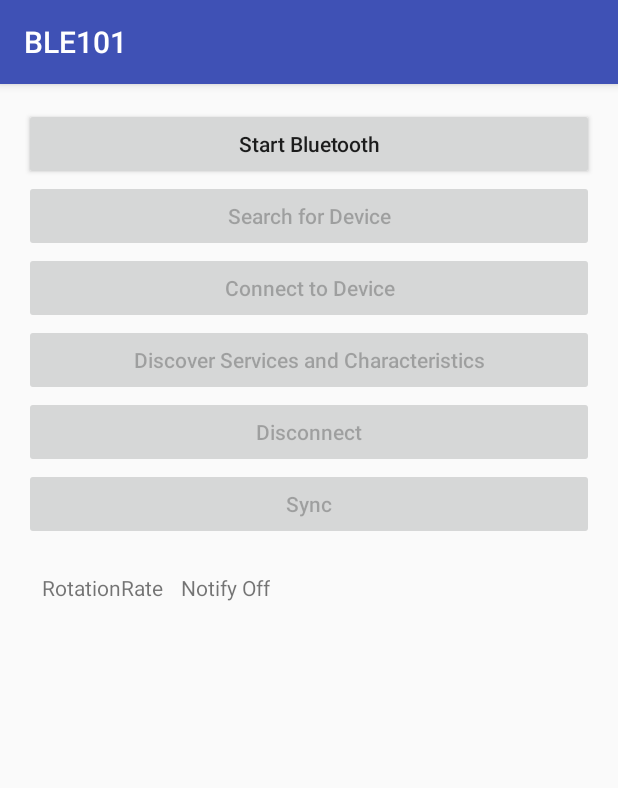
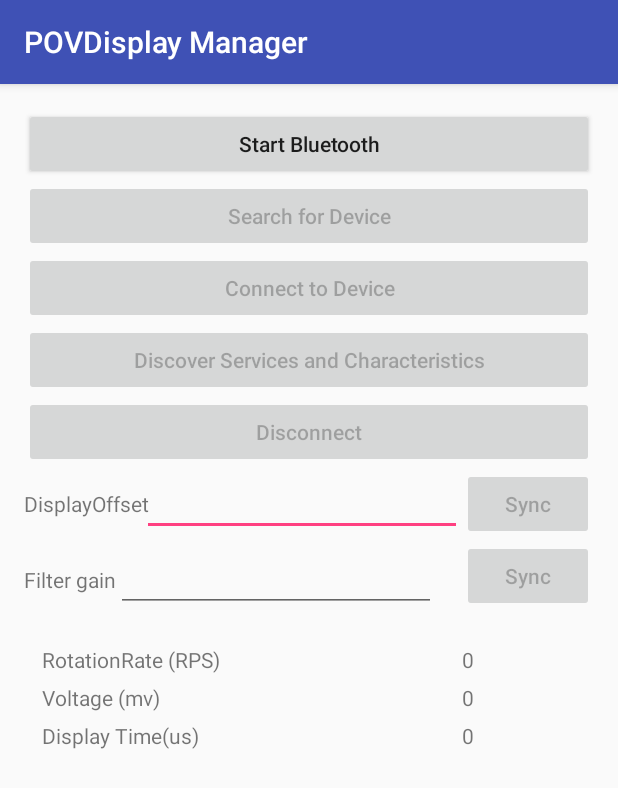
Before and after one commit to nlbutts/POVDisplay, an Android app: the screen it shows after launch (MainActivity), on a phone screen of 412 x 824 dp. Shown: the top 788 px of the screen. Run offline under Robolectric (Android 15) with nearby library versions, the phone set to English and light mode, and no system bars.

Commit message:
Updated the app to read write everything from the display. Just need to get notifications working.

```diff
--- a/BLE101/app/src/main/java/com/cypress/academy/ble101/MainActivity.java
+++ b/BLE101/app/src/main/java/com/cypress/academy/ble101/MainActivity.java
@@ -53,8 +53,7 @@ import android.os.Bundle;
 import android.util.Log;
 import android.view.View;
 import android.widget.Button;
-import android.widget.CompoundButton;
-import android.widget.Switch;
+import android.widget.EditText;
 import android.widget.TextView;
 
 public class MainActivity extends AppCompatActivity {
@@ -63,14 +62,19 @@ public class MainActivity extends AppCompatActivity {
     private final static String TAG = MainActivity.class.getSimpleName();
 
     // Variables to access objects from the layout such as buttons, switches, values
-    private static TextView mRotationValue;
     private static Button start_button;
     private static Button search_button;
     private static Button connect_button;
     private static Button discover_button;
     private static Button disconnect_button;
-    private static Switch led_switch;
-    private static Switch cap_switch;
+    private static Button write_offset_button;
+    private static Button write_filter_gain_button;
+    private static EditText draw_offset_textview;
+    private static EditText filter_gain_textview;
+    private static TextView rotation_textview;
+    private static TextView voltage_textview;
+    private static TextView drawtime_textview;
+
 
     // Variables to manage BLE connection
     private static boolean mConnectState;
@@ -128,18 +132,21 @@ public class MainActivity extends AppCompatActivity {
         super.onCreate(savedInstanceState);
         setContentView(R.layout.activity_main);
 
-        // Set up a variable to point to the CapSense value on the display
-        //mCapsenseValue = (TextView) findViewById(R.id.capsense_value);
-        mRotationValue = (TextView) findViewById(R.id.rotation_value);
-
-        // Set up variables for accessing buttons and slide switches
         start_button = (Button) findViewById(R.id.start_button);
         search_button = (Button) findViewById(R.id.search_button);
         connect_button = (Button) findViewById(R.id.connect_button);
         discover_button = (Button) findViewById(R.id.discoverSvc_button);
         disconnect_button = (Button) findViewById(R.id.disconnect_button);
-        //led_switch = (Switch) findViewById(R.id.led_switch);
-        //cap_switch = (Switch) findViewById(R.id.capsense_switch);
+        write_offset_button = (Button) findViewById(R.id.writeDisplaybutton);
+        write_filter_gain_button = (Button) findViewById(R.id.writeFilterGainButton);
+        draw_offset_textview = (EditText) findViewById(R.id.Display_Offset);
+        filter_gain_textview = (EditText) findViewById(R.id.Filter_gain);
+        draw_offset_textview.setEnabled(true);
+        filter_gain_textview.setEnabled(true);
+
+        rotation_textview = (TextView) findViewById(R.id.RotationValue);
+        voltage_textview = (TextView) findViewById(R.id.VoltageValue);
+        drawtime_textview = (TextView) findViewById(R.id.DisplayTime);
 
         // Initialize service and connection state variable
         mServiceConnected = false;
@@ -332,6 +339,16 @@ public class MainActivity extends AppCompatActivity {
         /* That event broadcasts a message which is picked up by the mGattUpdateReceiver */
     }
 
+    public void writeDisplayOffset(View view) {
+        int offset = Integer.parseInt(draw_offset_textview.getText().toString());
+        mPSoCCapSenseLedService.writeDisplayOffset(offset);
+    }
+
+    public void writeFilterGain(View view) {
+        int filterGain = Integer.parseInt(filter_gain_textview.getText().toString());
+        mPSoCCapSenseLedService.writeFilterGain(filterGain);
+    }
+
     /**
      * Listener for BLE event broadcasts
      */
@@ -363,11 +380,8 @@ public class MainActivity extends AppCompatActivity {
                     disconnect_button.setEnabled(false);
                     discover_button.setEnabled(false);
                     search_button.setEnabled(true);
-                    // Turn off and disable the LED and CapSense switches
-                    led_switch.setChecked(false);
-                    led_switch.setEnabled(false);
-                    cap_switch.setChecked(false);
-                    cap_switch.setEnabled(false);
+                    write_filter_gain_button.setEnabled(true);
+                    write_offset_button.setEnabled(true);
                     mConnectState = false;
                     Log.d(TAG, "Disconnected");
                     break;
@@ -375,15 +389,22 @@ public class MainActivity extends AppCompatActivity {
                     // Disable the discover services button
                     discover_button.setEnabled(false);
                     // Enable the LED and CapSense switches
-                    //led_switch.setEnabled(true);
-                    //cap_switch.setEnabled(true);
+                    write_filter_gain_button.setEnabled(true);
+                    write_offset_button.setEnabled(true);
                      Log.d(TAG, "Services Discovered");
                     break;
                 case PSoCCapSenseLedService.ACTION_DATA_RECEIVED:
                     // This is called after a notify or a read completes
                     // Check LED switch Setting
-                    int rotationRate = mPSoCCapSenseLedService.getRotationRate();
-                    mRotationValue.setText(String.valueOf(rotationRate));
+                    double rotationRate = mPSoCCapSenseLedService.getRotationRate();
+                    rotation_textview.setText(String.valueOf((int)rotationRate));
+
+                    int v = mPSoCCapSenseLedService.getVoltage();
+                    voltage_textview.setText(String.valueOf(v));
+
+                    int drawTime = mPSoCCapSenseLedService.getDrawTime();
+                    drawtime_textview.setText(String.valueOf(drawTime));
+
 /*
                     if(mPSoCCapSenseLedService.getLedSwitchState()){
                         led_switch.setChecked(true);
--- a/BLE101/app/src/main/java/com/cypress/academy/ble101/PSoCCapSenseLedService.java
+++ b/BLE101/app/src/main/java/com/cypress/academy/ble101/PSoCCapSenseLedService.java
@@ -55,7 +55,10 @@ import android.os.Build;
 import android.os.IBinder;
 import android.os.ParcelUuid;
 import android.util.Log;
+
+import java.text.SimpleDateFormat;
 import java.util.ArrayList;
+import java.util.Calendar;
 import java.util.List;
 import java.util.UUID;
 
@@ -85,10 +88,8 @@ public class PSoCCapSenseLedService extends Service {
     private static BluetoothGattCharacteristic mVoltageCharacterisitc;
 
     private static int mTime;
-    private static int mFilterGain;
-    private static int mRotationSpeed;
+    private static double mRotationSpeed;
     private static int mDrawTime;
-    private static int mDrawOffset;
     private static int mVoltage;
 
     // UUIDs for the service and characteristics that the custom CapSenseLED service uses
@@ -278,8 +279,36 @@ public class PSoCCapSenseLedService extends Service {
         // Get the current time and write the characteristic
          long now = System.currentTimeMillis();
          now /= 1000;
-         //mBluetoothGatt.writeCharacteristic(mTimeCharacterisitc);
+         // This is an ugly hack to get time into CDT
+         now -= 5 * 3600;
+         byte[] timeVal = new byte[4];
+         timeVal[0] = (byte)((now >> 24) & 0xFF);
+         timeVal[1] = (byte)((now >> 16) & 0xFF);
+         timeVal[2] = (byte)((now >>  8) & 0xFF);
+         timeVal[3] = (byte)((now      ) & 0xFF);
+         mTimeCharacterisitc.setValue(timeVal);
+         mBluetoothGatt.writeCharacteristic(mTimeCharacterisitc);
      }
+
+     public void writeDisplayOffset(int offset)
+     {
+         byte [] offsetBytes = new byte[2];
+         offsetBytes[0] = (byte)((offset >> 8) & 0xFF);
+         offsetBytes[1] = (byte)((offset     ) & 0xFF);
+         mDrawOffsetCharacterisitc.setValue(offsetBytes);
+         mBluetoothGatt.writeCharacteristic(mDrawOffsetCharacterisitc);
+     }
+
+    public void writeFilterGain(int gain)
+    {
+        byte [] gainBytes = new byte[4];
+        gainBytes[0] = (byte)((gain >> 24) & 0xFF);
+        gainBytes[1] = (byte)((gain >> 16) & 0xFF);
+        gainBytes[2] = (byte)((gain >>  8) & 0xFF);
+        gainBytes[3] = (byte)((gain      ) & 0xFF);
+        mFilterGainCharacterisitc.setValue(gainBytes);
+        mBluetoothGatt.writeCharacteristic(mFilterGainCharacterisitc);
+    }
 
     /**
      * This method is used to turn the LED on or off
@@ -341,7 +370,9 @@ public class PSoCCapSenseLedService extends Service {
         return mCapSenseValue;
     }
 
-    public int getRotationRate() {return mRotationSpeed;}
+    public double getRotationRate() {return mRotationSpeed;}
+    public int getVoltage()         {return mVoltage;}
+    public int getDrawTime()        {return mDrawTime;}
 
     /**
      * Implements the callback for when scanning for devices has found a device with
@@ -418,8 +449,11 @@ public class PSoCCapSenseLedService extends Service {
             /* Get the CapSense CCCD */
             //mCapSenseCccd = mCapsenseCharacteristic.getDescriptor(UUID.fromString(CccdUUID));
 
+            //syncTime();
+
             // Read the current state of the LED from the device
             readAllCharacteristic();
+
 
             // Broadcast that service/characteristic/descriptor discovery is done
             broadcastUpdate(ACTION_SERVICES_DISCOVERED);
@@ -446,14 +480,37 @@ public class PSoCCapSenseLedService extends Service {
                 if(uuid.equals(rotationSpeedUUID)) {
                     final byte[] data = characteristic.getValue();
                     // Set the LED switch state variable based on the characteristic value ttat was read
-                    mRotationSpeed = data[3];
-                    mRotationSpeed <<= 8;
-                    mRotationSpeed = data[2];
-                    mRotationSpeed <<= 8;
-                    mRotationSpeed = data[1];
-                    mRotationSpeed <<= 8;
-                    mRotationSpeed = data[0];
-                    mRotationSpeed <<= 8;
+                    int temp = 0;
+                    temp = data[3];
+                    temp <<= 8;
+                    temp |= data[2];
+                    temp <<= 8;
+                    temp |= data[1];
+                    temp <<= 8;
+                    temp |= data[0];
+                    mRotationSpeed = temp;
+                    mRotationSpeed /= 100000;
+                    mRotationSpeed = 1/mRotationSpeed;
+                    mBluetoothGatt.readCharacteristic(mDrawTimeCharacterisitc);
+                }
+
+                if (uuid.equals(drawTimeUUID)) {
+                    final byte[] data = characteristic.getValue();
+                    mDrawTime |= data[3];
+                    mDrawTime <<= 8;
+                    mDrawTime |= data[2];
+                    mDrawTime <<= 8;
+                    mDrawTime |= data[1];
+                    mDrawTime <<= 8;
+                    mDrawTime |= data[0];
+                    mBluetoothGatt.readCharacteristic(mVoltageCharacterisitc);
+                }
+
+                if (uuid.equals(voltageUUID)) {
+                    final byte[] data = characteristic.getValue();
+                    mVoltage = data[1];
+                    mVoltage <<= 8;
+                    mVoltage |= data[0];
                 }
                 // Notify the main activity that new data is available
                 broadcastUpdate(ACTION_DATA_RECEIVED);
--- a/BLE101/app/src/main/res/layout/activity_main.xml
+++ b/BLE101/app/src/main/res/layout/activity_main.xml
@@ -89,18 +89,78 @@ http://www.cypress.com/products/bluetooth-low-energy-ble
         android:onClick="Disconnect"
         />
 
-    <Button
-        android:id="@+id/sync_button"
+    <RelativeLayout
         android:layout_width="match_parent"
-        android:layout_height="wrap_content"
-        android:enabled="false"
-        android:onClick="sync"
-        android:text="@string/Sync"
-        android:textAllCaps="false" />
+        android:layout_height="wrap_content">
+
+        <Button
+            android:id="@+id/writeDisplaybutton"
+            android:layout_width="wrap_content"
+            android:layout_height="wrap_content"
+            android:layout_alignParentEnd="true"
+            android:layout_alignParentTop="true"
+            android:enabled="false"
+            android:onClick="writeDisplayOffset"
+            android:text="@string/Sync"
+            android:textAllCaps="false" />
+
+        <TextView
+            android:id="@+id/textView"
+            android:layout_width="wrap_content"
+            android:layout_height="wrap_content"
+            android:layout_alignParentStart="true"
+            android:layout_centerVertical="true"
+            android:text="@string/DisplayOffset" />
+
+        <EditText
+            android:id="@+id/Display_Offset"
+            android:layout_width="wrap_content"
+            android:layout_height="wrap_content"
+            android:ems="10"
+            android:inputType="number"
+            android:layout_alignBaseline="@+id/writeDisplaybutton"
+            android:layout_alignBottom="@+id/writeDisplaybutton"
+            android:layout_toStartOf="@+id/writeDisplaybutton" />
+
+    </RelativeLayout>
 
     <RelativeLayout
         android:layout_width="match_parent"
-        android:layout_height="match_parent"
+        android:layout_height="wrap_content">
+
+        <Button
+            android:id="@+id/writeFilterGainButton"
+            android:layout_width="wrap_content"
+            android:layout_height="wrap_content"
+            android:layout_alignParentEnd="true"
+            android:layout_alignParentTop="true"
+            android:enabled="false"
+            android:onClick="writeFilterGain"
+            android:text="@string/Sync"
+            android:textAllCaps="false" />
+
+        <TextView
+            android:id="@+id/textView"
+            android:layout_width="wrap_content"
+            android:layout_height="wrap_content"
+            android:text="@string/FilterGain"
+            android:layout_alignBaseline="@+id/Filter_gain"
+            android:layout_alignBottom="@+id/Filter_gain"
+            android:layout_alignParentStart="true" />
+
+        <EditText
+            android:id="@+id/Filter_gain"
+            android:layout_width="wrap_content"
+            android:layout_height="wrap_content"
+            android:ems="10"
+            android:inputType="number"
+            android:layout_alignBottom="@+id/writeFilterGainButton"
+            android:layout_toEndOf="@+id/textView" />
+    </RelativeLayout>
+
+    <RelativeLayout
+        android:layout_width="match_parent"
+        android:layout_height="146dp"
         android:paddingTop="@dimen/activity_horizontal_margin">
 
         <TextView
@@ -115,12 +175,60 @@ http://www.cypress.com/products/bluetooth-low-energy-ble
             android:layout_alignParentTop="true" />
 
         <TextView
-            android:id="@+id/rotation_value"
+            android:id="@+id/RotationValue"
+            android:layout_width="100dp"
+            android:layout_height="wrap_content"
+            android:layout_alignParentEnd="true"
+            android:layout_alignParentTop="true"
+            android:paddingEnd="12dp"
+            android:paddingStart="12dp"
+            android:paddingTop="6dp"
+            android:text="0" />
+
+        <TextView
+            android:id="@+id/DisplayTime"
+            android:layout_width="100dp"
+            android:layout_height="wrap_content"
+            android:layout_alignParentEnd="true"
+            android:layout_below="@+id/VoltageValue"
+            android:paddingEnd="12dp"
+            android:paddingStart="12dp"
+            android:paddingTop="6dp"
+            android:text="0" />
+
+        <TextView
+            android:id="@+id/textView6"
             android:layout_width="wrap_content"
             android:layout_height="wrap_content"
-            android:layout_toEndOf="@id/voltage_header"
+            android:layout_alignParentStart="true"
+            android:layout_below="@+id/VoltageValue"
+            android:paddingEnd="12dp"
+            android:paddingStart="12dp"
             android:paddingTop="6dp"
-            android:text="@string/NotifyOff" />
+            android:text="@string/DisplayTime" />
+
+        <TextView
+            android:id="@+id/VoltageValue"
+            android:layout_width="100dp"
+            android:layout_height="wrap_content"
+            android:layout_alignEnd="@+id/RotationValue"
+            android:layout_alignStart="@+id/RotationValue"
+            android:layout_below="@+id/RotationValue"
+            android:paddingEnd="12dp"
+            android:paddingStart="12dp"
+            android:paddingTop="6dp"
+            android:text="0" />
+
+        <TextView
+            android:id="@+id/textView5"
+            android:layout_width="wrap_content"
+            android:layout_height="wrap_content"
+            android:layout_alignParentStart="true"
+            android:layout_below="@+id/voltage_header"
+            android:paddingEnd="12dp"
+            android:paddingStart="12dp"
+            android:paddingTop="6dp"
+            android:text="@string/VoltageInMV" />
 
     </RelativeLayout>
 
--- a/BLE101/app/src/main/res/values/strings.xml
+++ b/BLE101/app/src/main/res/values/strings.xml
@@ -1,5 +1,5 @@
 <resources>
-    <string name="app_name">BLE101</string>
+    <string name="app_name">POVDisplay Manager</string>
 
     <string name="Start">Start Bluetooth</string>
     <string name="Search">Search for Device</string>
@@ -13,5 +13,9 @@
     <string name="NotifyOff">"Notify Off"</string>
     <string name="Notify">Notify</string>
     <string name="Sync">Sync</string>
-    <string name="RotationRate">RotationRate</string>
+    <string name="RotationRate">RotationRate (RPS)</string>
+    <string name="DisplayOffset">DisplayOffset</string>
+    <string name="VoltageInMV">Voltage (mv)</string>
+    <string name="DisplayTime">Display Time(us)</string>
+    <string name="FilterGain">Filter gain</string>
 </resources>
```
